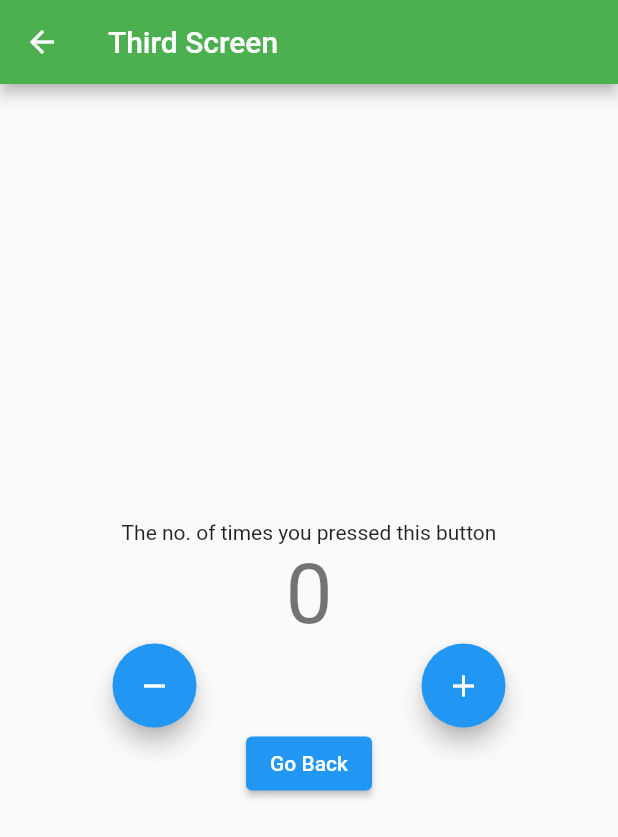
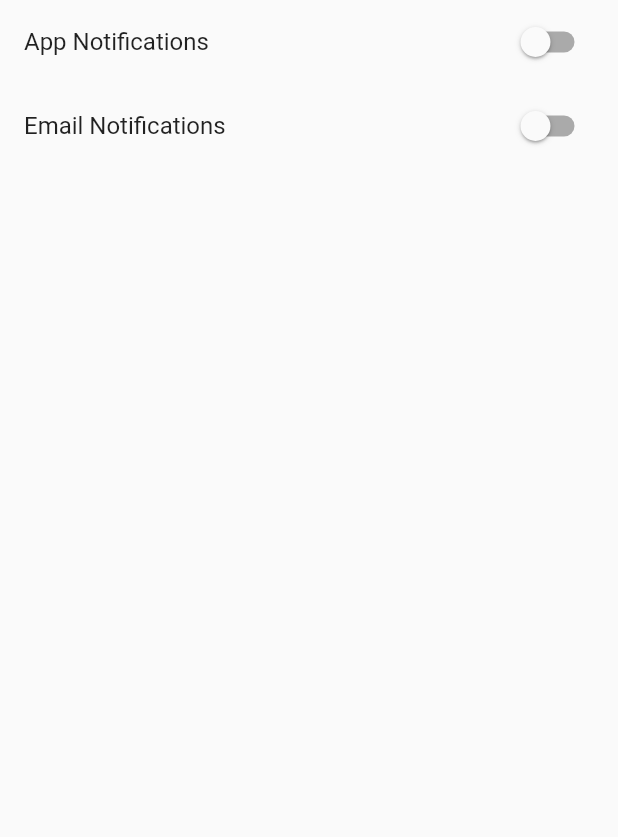
Before and after one commit to ScreamingSyntax/Bloc-Progress, a Flutter app: the ThirdPage screen opened by its route, on a phone screen of 412 x 824 dp. Shown: the top 837 px of the screen. Run offline on Flutter 3.47's test engine with Material 2 defaults, Android fonts, the phone set to English and light mode, and no system bars; our stand-ins replace connectivity_plus, equatable, flutter_bloc.

Commit message:
Settings Cubit Third Page

```diff
--- /dev/null
+++ b/lib/logic/cubit/settings_cubit.dart
@@ -0,0 +1,12 @@
+import 'package:day1/logic/cubit/settings_state.dart';
+import 'package:flutter_bloc/flutter_bloc.dart';
+
+class SettingsCubit extends Cubit<SettingsState> {
+  SettingsCubit()
+      : super(
+            SettingsState(appNotifications: false, emailNotifications: false));
+  void onAppNotifications(bool newValue) =>
+      emit(state.copyWith(appNotifications: newValue));
+  void onEmailNotifications(bool newValue) =>
+      emit(state.copyWith(emailNotifications: newValue));
+}
--- /dev/null
+++ b/lib/logic/cubit/settings_state.dart
@@ -0,0 +1,12 @@
+class SettingsState {
+  bool appNotifications;
+  bool emailNotifications;
+  SettingsState(
+      {required this.appNotifications, required this.emailNotifications});
+
+  SettingsState copyWith({bool? appNotifications, bool? emailNotifications}) {
+    return SettingsState(
+        appNotifications: appNotifications ?? this.appNotifications,
+        emailNotifications: emailNotifications ?? this.emailNotifications);
+  }
+}
--- a/lib/presentation/pages/third_page.dart
+++ b/lib/presentation/pages/third_page.dart
@@ -1,70 +1,49 @@
+import 'package:day1/logic/cubit/settings_cubit.dart';
+import 'package:day1/logic/cubit/settings_state.dart';
 import 'package:flutter/material.dart';
 import 'package:flutter_bloc/flutter_bloc.dart';
-
-import '../../logic/cubit/counter_cubit.dart';
-import '../../logic/cubit/counter_state.dart';
 
 class ThirdPage extends StatelessWidget {
   @override
   Widget build(BuildContext context) {
     return Scaffold(
-      appBar: AppBar(
-        backgroundColor: Colors.green,
-        title: Text("Third Screen"),
-      ),
-      body: Column(
-        mainAxisAlignment: MainAxisAlignment.center,
-        children: [
-          const Text("The no. of times you pressed this button"),
-          BlocConsumer<CounterCubit, CounterState>(
-            listener: (context, state) {
-              if (state.isIncremented == true) {
-                ScaffoldMessenger.of(context).showSnackBar(const SnackBar(
-                  content: Text("Incremented"),
-                  duration: Duration(seconds: 1),
-                ));
-              }
-              if (state.isIncremented == false) {
-                ScaffoldMessenger.of(context).showSnackBar(const SnackBar(
-                  content: Text("Decremented"),
-                  duration: Duration(seconds: 1),
-                ));
-              }
-            },
-            builder: (context, state) {
-              return Text(
-                "${BlocProvider.of<CounterCubit>(context).state.counterValue}",
-                style: Theme.of(context).textTheme.displayMedium,
-              );
-            },
-          ),
-          Row(
-            mainAxisAlignment: MainAxisAlignment.spaceAround,
+      body: BlocListener<SettingsCubit, SettingsState>(
+        listener: (context, state) {
+          final settingsSnackBar = SnackBar(
+              content: Text(
+                  "App Notification : ${context.read<SettingsCubit>().state.appNotifications}     Email Notification : ${context.read<SettingsCubit>().state.emailNotifications}"));
+          ScaffoldMessenger.of(context).showSnackBar(settingsSnackBar);
+        },
+        child: SafeArea(
+          child: Column(
             children: [
-              FloatingActionButton(
-                heroTag: '12',
-                // tooltip: '11',
-                onPressed: () {
-                  BlocProvider.of<CounterCubit>(context).decrement();
+              BlocBuilder<SettingsCubit, SettingsState>(
+                builder: (context, state) {
+                  return SwitchListTile(
+                    title: const Text("App Notifications"),
+                    value: state.appNotifications,
+                    onChanged: (changedValue) {
+                      BlocProvider.of<SettingsCubit>(context)
+                          .onAppNotifications(changedValue);
+                    },
+                  );
                 },
-                child: const Icon(Icons.remove),
               ),
-              FloatingActionButton(
-                heroTag: '11',
-                // tooltip: '12',
-                onPressed: () {
-                  BlocProvider.of<CounterCubit>(context).increment();
+              BlocBuilder<SettingsCubit, SettingsState>(
+                builder: (context, state) {
+                  return SwitchListTile(
+                    title: const Text("Email Notifications"),
+                    value:
+                        context.read<SettingsCubit>().state.emailNotifications,
+                    onChanged: (value) {
+                      context.read<SettingsCubit>().onEmailNotifications(value);
+                    },
+                  );
                 },
-                child: const Icon(Icons.add),
-              ),
+              )
             ],
           ),
-          ElevatedButton(
-              onPressed: () {
-                Navigator.pop(context);
-              },
-              child: Text("Go Back"))
-        ],
+        ),
       ),
     );
   }
--- a/lib/presentation/router/app_router.dart
+++ b/lib/presentation/router/app_router.dart
@@ -1,8 +1,10 @@
+import 'package:day1/logic/cubit/settings_cubit.dart';
 import 'package:day1/presentation/pages/home_page.dart';
 import 'package:day1/presentation/pages/second_page.dart';
 import 'package:day1/presentation/pages/third_page.dart';
 import 'package:flutter/cupertino.dart';
 import 'package:flutter/material.dart';
+import 'package:flutter_bloc/flutter_bloc.dart';
 
 class AppRouter {
   Route? onGenegerateRoute(RouteSettings? routeSettings) {
@@ -13,7 +15,11 @@ class AppRouter {
         return MaterialPageRoute(builder: (_) => SecondPage());
 
       case '/third':
-        return MaterialPageRoute(builder: (_) => ThirdPage());
+        return MaterialPageRoute(
+            builder: (_) => BlocProvider<SettingsCubit>(
+                  create: (context) => SettingsCubit(),
+                  child: ThirdPage(),
+                ));
       default:
         return null;
     }
```
